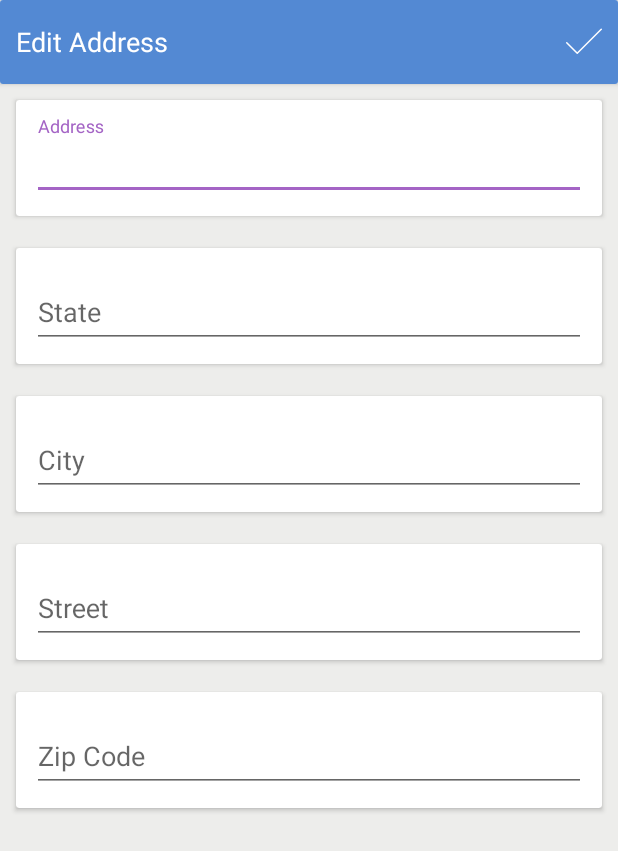
After one commit to minhajnadeem/Alex, an Android app: the fragment AddressFragment shown on its own in the app's theme, on a phone screen of 412 x 824 dp. The commit adds this screen. Shown: the top 851 px of the screen. Run offline under Robolectric (Android 15) with nearby library versions, the phone set to English and light mode, and no system bars; our stand-ins replace sdp/ssp sizes.

Commit message:
added address fragment

```diff
--- /dev/null
+++ b/app/src/main/java/com/example/datingapp/address/AddressFragment.kt
@@ -0,0 +1,112 @@
+package com.example.datingapp.address
+
+import android.content.Context
+import android.os.Bundle
+import android.view.LayoutInflater
+import android.view.MotionEvent
+import android.view.View
+import android.view.ViewGroup
+import android.widget.Toast
+import androidx.fragment.app.Fragment
+import androidx.navigation.fragment.findNavController
+import com.example.datingapp.Constants
+import com.example.datingapp.databinding.FragmentAddressBinding
+import com.example.datingapp.databinding.FragmentEditProfileBinding
+import com.example.datingapp.networking.ApiListener
+import com.example.datingapp.networking.ProfileResponse
+import com.example.datingapp.networking.UpdateProfileResponse
+import com.example.datingapp.utils.MyPreferences
+
+class AddressFragment : Fragment() {
+
+    private lateinit var binding: FragmentAddressBinding
+    private lateinit var myPreferences: MyPreferences
+    /*private var profileResponse: ProfileResponse? = null
+    private lateinit var editProfileFragmentModel: EditProfileFragmentModel*/
+
+    override fun onAttach(context: Context) {
+        super.onAttach(context)
+        myPreferences = MyPreferences(context)
+        /*profileResponse = myPreferences.profile
+        editProfileFragmentModel = EditProfileFragmentModel()*/
+    }
+
+    override fun onCreateView(
+        inflater: LayoutInflater,
+        container: ViewGroup?,
+        savedInstanceState: Bundle?
+    ): View? {
+        binding = FragmentAddressBinding.inflate(inflater)
+        return binding.root
+    }
+
+    override fun onViewCreated(view: View, savedInstanceState: Bundle?) {
+        super.onViewCreated(view, savedInstanceState)
+        initViews()
+    }
+
+    private fun initViews() {
+
+        binding.tvTitle.setOnTouchListener(object : View.OnTouchListener {
+            override fun onTouch(v: View?, event: MotionEvent?): Boolean {
+                val DRAWABLE_LEFT = 0;
+                val DRAWABLE_TOP = 1;
+                val DRAWABLE_RIGHT = 2;
+                val DRAWABLE_BOTTOM = 3;
+
+                if (event != null) {
+                    if (event.getAction() == MotionEvent.ACTION_DOWN) {
+                        if (event.getRawX() >= (binding.tvTitle.getRight() - binding.tvTitle.getCompoundDrawables()[DRAWABLE_RIGHT].getBounds()
+                                .width())
+                        ) {
+                            updateAdress()
+                            return true;
+                        }
+                    }
+                }
+                return false;
+            }
+        });
+        /*profileResponse?.apply {
+            binding.etDisplayName.setText(userName)
+            binding.etAboutMe.setText(aboutMe)
+            binding.etAge.setText(age)
+
+        }*/
+    }
+
+    private fun updateAdress() {
+        Toast.makeText(requireContext(), "Updating Adress", Toast.LENGTH_SHORT).show()
+        /*val listener = object : ApiListener<UpdateProfileResponse> {
+            override fun onSuccess(body: UpdateProfileResponse?) {
+                if (body != null) {
+                    if (body.success) {
+                        Toast.makeText(requireContext(), body.message, Toast.LENGTH_LONG).show()
+                        body.profile.authToken = myPreferences.getAuthToken()
+                        myPreferences.profile = body.profile
+                        findNavController().popBackStack()
+                    } else {
+                        Toast.makeText(
+                            requireContext(),
+                            Constants.STR_UNKNOWN_ERROR,
+                            Toast.LENGTH_SHORT
+                        ).show()
+
+                    }
+                }
+            }
+
+            override fun onFailure(error: Throwable) {
+                error.printStackTrace()
+            }
+        }*/
+
+       /* editProfileFragmentModel.updateMyProfile(
+            authToken = myPreferences.getAuthToken(),
+            displayName = binding.etDisplayName.text.toString(),
+            aboutMe = binding.etAboutMe.text.toString(),
+            age = binding.etAge.text.toString(),
+            listener = listener
+        )*/
+    }
+}
--- /dev/null
+++ b/app/src/main/java/com/example/datingapp/main/LocationModel.kt
@@ -0,0 +1,15 @@
+package com.example.datingapp.main
+
+import com.example.datingapp.networking.AlexWebserviceHelper
+import com.example.datingapp.networking.ApiListener
+import com.example.datingapp.networking.UpdateProfileBody
+import com.example.datingapp.networking.UpdateProfileResponse
+import com.google.gson.annotations.SerializedName
+import org.json.JSONObject
+
+data class LocationModel (
+    val latitude:Double,
+    val longitude:Double
+) {
+
+}
--- a/app/src/main/java/com/example/datingapp/main/MainActivity.kt
+++ b/app/src/main/java/com/example/datingapp/main/MainActivity.kt
@@ -130,14 +130,10 @@ class MainActivity : BaseActivity() {
     private fun setUpLocationListener() {
         mLocationCallback = object : LocationCallback() {
             override fun onLocationResult(locationResult: LocationResult?) {
-                myPreferences.currentLocation=locationResult!!.lastLocation
+                val location = LocationModel(locationResult!!.lastLocation.latitude,locationResult.lastLocation.longitude)
+                myPreferences.currentLocation = location
                 val loc=myPreferences.currentLocation
-                Toast.makeText(
-                    this@MainActivity,
-                    "Current Loc = ${loc!!.latitude}",
-                    Toast.LENGTH_LONG
-                ).show()
-                //stopLocationUpdates()
+                stopLocationUpdates()
             }
         }
     }
--- a/app/src/main/java/com/example/datingapp/settings/SettingsFragment.kt
+++ b/app/src/main/java/com/example/datingapp/settings/SettingsFragment.kt
@@ -7,6 +7,8 @@ import android.view.LayoutInflater
 import android.view.View
 import android.view.ViewGroup
 import androidx.fragment.app.Fragment
+import androidx.navigation.fragment.findNavController
+import com.example.datingapp.R
 import com.example.datingapp.auth.AuthActivity
 import com.example.datingapp.databinding.FragmentSettingsBinding
 import com.example.datingapp.main.MainActivity
@@ -42,5 +44,8 @@ class SettingsFragment : Fragment() {
                 startActivity(this)
             }
         }
+        binding.layoutAddress.setOnClickListener {
+                findNavController().navigate(R.id.action_settingsFragment_to_addressFragment)
+        }
     }
 }
--- a/app/src/main/java/com/example/datingapp/utils/MyPreferences.kt
+++ b/app/src/main/java/com/example/datingapp/utils/MyPreferences.kt
@@ -2,6 +2,7 @@ package com.example.datingapp.utils
 
 import android.content.Context
 import android.location.Location
+import com.example.datingapp.main.LocationModel
 import com.example.datingapp.networking.AuthResponse
 import com.example.datingapp.networking.ProfileResponse
 
@@ -22,9 +23,9 @@ class MyPreferences(context: Context) : BasePreferences(context) {
 
     }
 
-    var currentLocation: Location?
+    var currentLocation: LocationModel?
         get() {
-            return getObject(KEY_CURRENT_LOCATION, Location::class.java)
+            return getObject(KEY_CURRENT_LOCATION, LocationModel::class.java)
         }
         set(value) {
             putObject(KEY_CURRENT_LOCATION, value)
--- /dev/null
+++ b/app/src/main/res/layout/fragment_address.xml
@@ -0,0 +1,151 @@
+<?xml version="1.0" encoding="utf-8"?>
+<LinearLayout xmlns:android="http://schemas.android.com/apk/res/android"
+    android:layout_width="match_parent"
+    android:layout_height="match_parent"
+    xmlns:app="http://schemas.android.com/apk/res-auto"
+    android:orientation="vertical"
+    app:layout_behavior="@string/appbar_scrolling_view_behavior">
+
+    <androidx.cardview.widget.CardView
+        android:layout_width="match_parent"
+        android:layout_height="?android:attr/actionBarSize">
+
+        <TextView
+            android:id="@+id/tvTitle"
+            android:layout_width="match_parent"
+            android:layout_height="match_parent"
+            android:background="@color/colorPrimary"
+            android:gravity="center_vertical"
+            android:paddingStart="@dimen/dimen_editprofile_card"
+            android:text="Edit Address"
+            android:textColor="@color/colorWhite"
+            android:textSize="18sp"
+            android:drawableRight="@drawable/ic_edit_profile_tick"
+            android:paddingEnd="@dimen/dimen_editprofile_card"/>
+    </androidx.cardview.widget.CardView>
+
+    <!--Address-->
+    <androidx.cardview.widget.CardView
+        android:layout_width="match_parent"
+        android:layout_height="wrap_content"
+        android:layout_margin="@dimen/dimen_editprofile_card"
+        android:padding="@dimen/dimen_editprofile_card">
+
+        <RelativeLayout
+            android:layout_width="match_parent"
+            android:layout_height="wrap_content"
+            android:padding="@dimen/dimen_editprofile_card">
+
+            <com.google.android.material.textfield.TextInputLayout
+                android:layout_width="match_parent"
+                android:layout_height="wrap_content"
+                android:hint="Address">
+
+                <com.google.android.material.textfield.TextInputEditText
+                    android:id="@+id/etAddress"
+                    android:layout_width="match_parent"
+                    android:layout_height="wrap_content" />
+            </com.google.android.material.textfield.TextInputLayout>
+        </RelativeLayout>
+    </androidx.cardview.widget.CardView>
+
+    <!--State-->
+    <androidx.cardview.widget.CardView
+        android:layout_width="match_parent"
+        android:layout_height="wrap_content"
+        android:layout_margin="@dimen/dimen_editprofile_card"
+        android:padding="@dimen/dimen_editprofile_card">
+
+        <RelativeLayout
+            android:layout_width="match_parent"
+            android:layout_height="wrap_content"
+            android:padding="@dimen/dimen_editprofile_card">
+
+            <com.google.android.material.textfield.TextInputLayout
+                android:layout_width="match_parent"
+                android:layout_height="wrap_content"
+                android:hint="State">
+
+                <com.google.android.material.textfield.TextInputEditText
+                    android:id="@+id/etState"
+                    android:layout_width="match_parent"
+                    android:layout_height="wrap_content" />
+            </com.google.android.material.textfield.TextInputLayout>
+        </RelativeLayout>
+    </androidx.cardview.widget.CardView>
+
+    <!--City-->
+    <androidx.cardview.widget.CardView
+        android:layout_width="match_parent"
+        android:layout_height="wrap_content"
+        android:layout_margin="@dimen/dimen_editprofile_card"
+        android:padding="@dimen/dimen_editprofile_card">
+
+        <RelativeLayout
+            android:layout_width="match_parent"
+            android:layout_height="wrap_content"
+            android:padding="@dimen/dimen_editprofile_card">
+
+            <com.google.android.material.textfield.TextInputLayout
+                android:layout_width="match_parent"
+                android:layout_height="wrap_content"
+                android:hint="City">
+
+                <com.google.android.material.textfield.TextInputEditText
+                    android:id="@+id/etCity"
+                    android:layout_width="match_parent"
+                    android:layout_height="wrap_content" />
+            </com.google.android.material.textfield.TextInputLayout>
+        </RelativeLayout>
+    </androidx.cardview.widget.CardView>
+
+    <!--Street-->
+    <androidx.cardview.widget.CardView
+        android:layout_width="match_parent"
+        android:layout_height="wrap_content"
+        android:layout_margin="@dimen/dimen_editprofile_card"
+        android:padding="@dimen/dimen_editprofile_card">
+
+        <RelativeLayout
+            android:layout_width="match_parent"
+            android:layout_height="wrap_content"
+            android:padding="@dimen/dimen_editprofile_card">
+
+            <com.google.android.material.textfield.TextInputLayout
+                android:layout_width="match_parent"
+                android:layout_height="wrap_content"
+                android:hint="Street">
+
+                <com.google.android.material.textfield.TextInputEditText
+                    android:id="@+id/etStreet"
+                    android:layout_width="match_parent"
+                    android:layout_height="wrap_content" />
+            </com.google.android.material.textfield.TextInputLayout>
+        </RelativeLayout>
+    </androidx.cardview.widget.CardView>
+
+    <!--Zip Code-->
+    <androidx.cardview.widget.CardView
+        android:layout_width="match_parent"
+        android:layout_height="wrap_content"
+        android:layout_margin="@dimen/dimen_editprofile_card"
+        android:padding="@dimen/dimen_editprofile_card">
+
+        <RelativeLayout
+            android:layout_width="match_parent"
+            android:layout_height="wrap_content"
+            android:padding="@dimen/dimen_editprofile_card">
+
+            <com.google.android.material.textfield.TextInputLayout
+                android:layout_width="match_parent"
+                android:layout_height="wrap_content"
+                android:hint="Zip Code">
+
+                <com.google.android.material.textfield.TextInputEditText
+                    android:id="@+id/etZipCode"
+                    android:layout_width="match_parent"
+                    android:layout_height="wrap_content" />
+            </com.google.android.material.textfield.TextInputLayout>
+        </RelativeLayout>
+    </androidx.cardview.widget.CardView>
+</LinearLayout>
--- a/app/src/main/res/layout/fragment_settings.xml
+++ b/app/src/main/res/layout/fragment_settings.xml
@@ -60,7 +60,7 @@
                 android:layout_marginBottom="@dimen/dimen_settings_views">
 
                 <RelativeLayout
-                    android:id="@+id/layoutBlockedUsers"
+                    android:id="@+id/layoutAddress"
                     style="@style/StyleSettingsFragmentBtns"
                     android:layout_width="match_parent"
                     android:layout_height="@dimen/_40sdp">
--- a/app/src/main/res/navigation/main_nav.xml
+++ b/app/src/main/res/navigation/main_nav.xml
@@ -53,11 +53,18 @@
         <action
             android:id="@+id/action_settingsFragment_to_authActivity"
             app:destination="@id/authActivity" />
+        <action
+            android:id="@+id/action_settingsFragment_to_addressFragment"
+            app:destination="@id/addressFragment" />
     </fragment>
     <fragment
         android:id="@+id/editProfileFragment"
         android:name="com.example.datingapp.editprofile.EditProfileFragment"
         android:label="EditProfileFragment" />
+    <fragment
+        android:id="@+id/addressFragment"
+        android:name="com.example.datingapp.address.AddressFragment"
+        android:label="AddressFragment" />
     <activity
         android:id="@+id/authActivity"
         android:name="com.example.datingapp.auth.AuthActivity"
```
